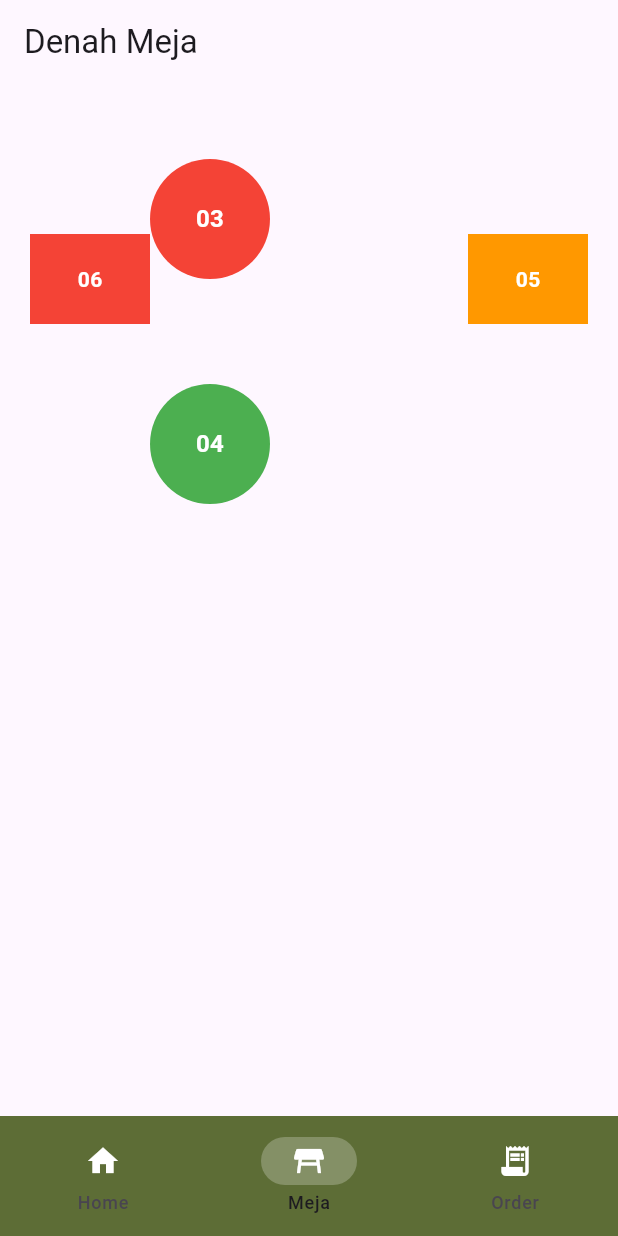
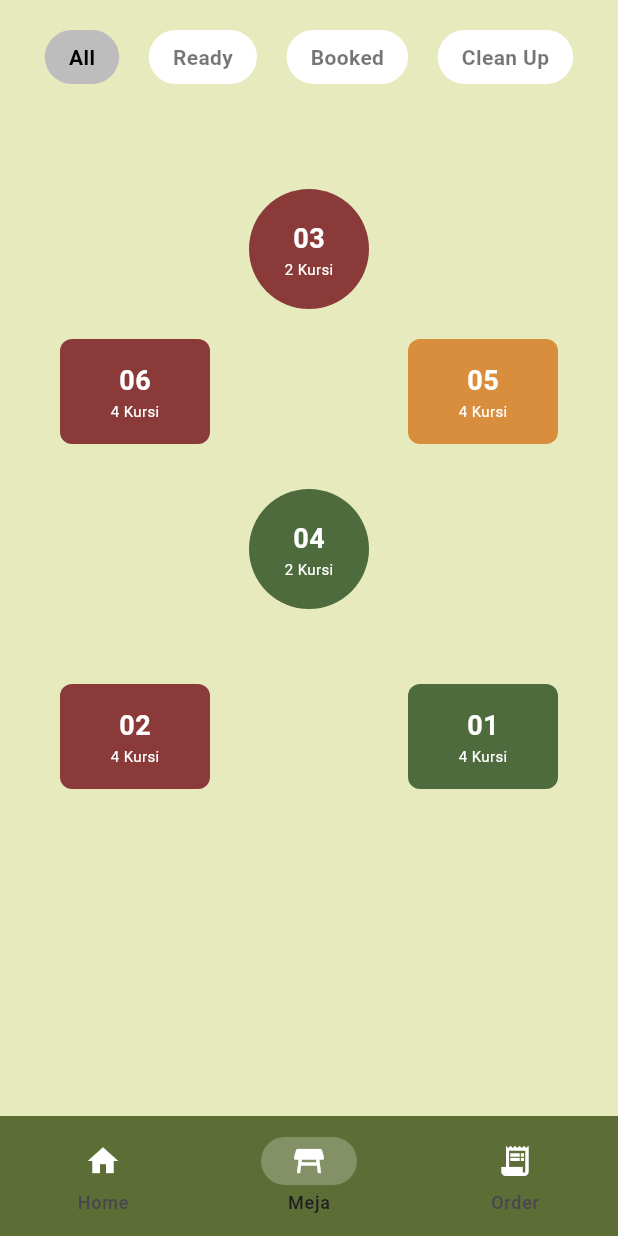
Before and after one commit to AdrianAlifthr/TA_Pemrograman_Mobile, a Flutter app: the screen it shows after launch, item 2 of the bottom bar chosen, on a phone screen of 412 x 824 dp. Run offline on Flutter 3.47's test engine with Material 3 defaults, Android fonts, the phone set to English and light mode, and no system bars; network calls fail.

Commit message:
update table layout

```diff
--- a/app/lib/pages/table_layout.dart
+++ b/app/lib/pages/table_layout.dart
@@ -1,31 +1,249 @@
 import 'package:flutter/material.dart';
+import 'package:flutter_application_1/main.dart';
 
-class TableLayoutScreen extends StatelessWidget {
+
+class TableData {
+  final String number;
+  final String capacity;
+  final String status;
+
+  TableData(this.number, this.capacity, this.status);
+}
+
+
+class TableLayoutScreen extends StatefulWidget {
   const TableLayoutScreen({super.key});
+
+  @override
+  State<TableLayoutScreen> createState() => _TableLayoutScreenState();
+}
+
+class _TableLayoutScreenState extends State<TableLayoutScreen> {
+  String activeFilter = "All";
+
+
+  final List<TableData> tables = [
+    TableData("01", "4 Kursi", "ready"),
+    TableData("02", "4 Kursi", "booked"),
+    TableData("03", "2 Kursi", "booked"),
+    TableData("04", "2 Kursi", "ready"),
+    TableData("05", "4 Kursi", "cleanup"),
+    TableData("06", "4 Kursi", "booked"),
+  ];
+
+
+  List<TableData> get filteredTables {
+    if (activeFilter == "All") return tables;
+    return tables
+        .where((t) => t.status == activeFilter.toLowerCase())
+        .toList();
+  }
+
+
+  Color getStatusColor(String status) {
+    switch (status) {
+      case "ready":
+        return AppColors.accentGreen;
+      case "booked":
+        return AppColors.accentRed;
+      case "cleanup":
+        return AppColors.accentOrange;
+      default:
+        return Colors.grey;
+    }
+  }
 
   @override
   Widget build(BuildContext context) {
     return Scaffold(
-      appBar: AppBar(title: const Text("Denah Meja"), backgroundColor: Colors.transparent),
-      body: Center(
-        child: Stack(
+      backgroundColor:  Color(0xFFE6EABD),
+      body: SafeArea(
+        child: Column(
           children: [
-            // Simulasi layout meja (posisi absolute sederhana)
-            Positioned(top: 50, left: 100, child: _roundTable("03", Colors.red)),
-            Positioned(top: 200, left: 100, child: _roundTable("04", Colors.green)),
-            Positioned(top: 100, left: 20, child: _rectTable("06", Colors.red)),
-            Positioned(top: 100, right: 20, child: _rectTable("05", Colors.orange)),
+            // NAV BAR FILTER
+            Padding(
+              padding: const EdgeInsets.all(20.0),
+              child: Row(
+                mainAxisAlignment: MainAxisAlignment.spaceAround,
+                children: [
+                  _buildFilterChip("All"),
+                  _buildFilterChip("Ready"),
+                  _buildFilterChip("Booked"),
+                  _buildFilterChip("Clean Up"),
+                ],
+              ),
+            ),
+
+            // LAYOUT MEJA
+            Expanded(
+              child: LayoutBuilder(
+                builder: (context, constraints) {
+                  return Stack(
+                    children: [
+                      // GUNAKAN FILTER HASIL
+                      ..._buildTableWidgets(constraints),
+                    ],
+                  );
+                },
+              ),
+            ),
           ],
         ),
       ),
     );
   }
 
-  Widget _roundTable(String no, Color color) {
-    return CircleAvatar(radius: 40, backgroundColor: color, child: Text(no, style: const TextStyle(color: Colors.white, fontWeight: FontWeight.bold)));
+
+  Widget _buildFilterChip(String label) {
+    bool isActive = activeFilter == label;
+
+    return GestureDetector(
+      onTap: () {
+        setState(() {
+          activeFilter = label;
+        });
+      },
+      child: Container(
+        padding: const EdgeInsets.symmetric(horizontal: 16, vertical: 8),
+        decoration: BoxDecoration(
+          color: isActive ? Colors.grey.shade400 : Colors.white,
+          borderRadius: BorderRadius.circular(20),
+        ),
+        child: Text(
+          label,
+          style: TextStyle(
+            fontWeight: FontWeight.bold,
+            color: isActive ? Colors.black : Colors.black54,
+          ),
+        ),
+      ),
+    );
   }
 
-  Widget _rectTable(String no, Color color) {
-    return Container(width: 80, height: 60, color: color, alignment: Alignment.center, child: Text(no, style: const TextStyle(color: Colors.white, fontWeight: FontWeight.bold)));
+
+  List<Widget> _buildTableWidgets(BoxConstraints c) {
+    final tablesToShow = filteredTables;
+
+    return [
+      if (tablesToShow.any((t) => t.number == "03"))
+        Positioned(
+          top: 50,
+          left: c.maxWidth / 2 - 40,
+          child: _buildRoundTable(
+            "03",
+            "2 Kursi",
+            getStatusColor("booked"),
+          ),
+        ),
+
+      if (tablesToShow.any((t) => t.number == "04"))
+        Positioned(
+          top: 250,
+          left: c.maxWidth / 2 - 40,
+          child: _buildRoundTable(
+            "04",
+            "2 Kursi",
+            getStatusColor("ready"),
+          ),
+        ),
+
+      if (tablesToShow.any((t) => t.number == "06"))
+        Positioned(
+          top: 150,
+          left: 40,
+          child: _buildRectTable(
+            "06",
+            "4 Kursi",
+            getStatusColor("booked"),
+          ),
+        ),
+
+      if (tablesToShow.any((t) => t.number == "02"))
+        Positioned(
+          top: 380,
+          left: 40,
+          child: _buildRectTable(
+            "02",
+            "4 Kursi",
+            getStatusColor("booked"),
+          ),
+        ),
+
+      if (tablesToShow.any((t) => t.number == "05"))
+        Positioned(
+          top: 150,
+          right: 40,
+          child: _buildRectTable(
+            "05",
+            "4 Kursi",
+            getStatusColor("cleanup"),
+          ),
+        ),
+
+      if (tablesToShow.any((t) => t.number == "01"))
+        Positioned(
+          top: 380,
+          right: 40,
+          child: _buildRectTable(
+            "01",
+            "4 Kursi",
+            getStatusColor("ready"),
+          ),
+        ),
+    ];
+  }
+
+
+  Widget _buildRoundTable(String number, String capacity, Color color) {
+    return Container(
+      width: 80,
+      height: 80,
+      decoration: BoxDecoration(color: color, shape: BoxShape.circle),
+      alignment: Alignment.center,
+      child: Column(
+        mainAxisAlignment: MainAxisAlignment.center,
+        children: [
+          Text(
+            number,
+            style: const TextStyle(
+                color: Colors.white, fontWeight: FontWeight.bold, fontSize: 18),
+          ),
+          Text(
+            capacity,
+            style: const TextStyle(color: Colors.white, fontSize: 10),
+          ),
+        ],
+      ),
+    );
+  }
+
+
+  Widget _buildRectTable(String number, String capacity, Color color) {
+    return Container(
+      width: 100,
+      height: 70,
+      decoration: BoxDecoration(
+        color: color,
+        borderRadius: BorderRadius.circular(8),
+      ),
+      alignment: Alignment.center,
+      child: Column(
+        mainAxisAlignment: MainAxisAlignment.center,
+        children: [
+          Text(
+            number,
+            style: const TextStyle(
+              color: Colors.white,
+              fontWeight: FontWeight.bold,
+              fontSize: 18,
+            ),
+          ),
+          Text(
+            capacity,
+            style: const TextStyle(color: Colors.white, fontSize: 10),
+          ),
+        ],
+      ),
+    );
   }
 }
```
